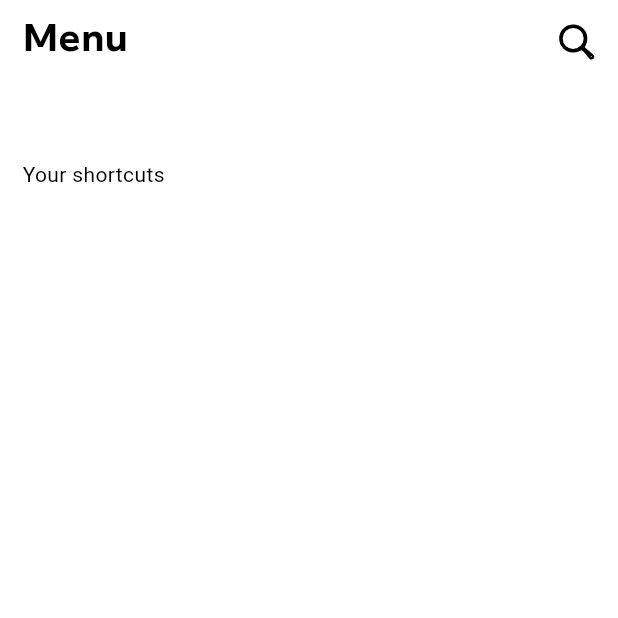
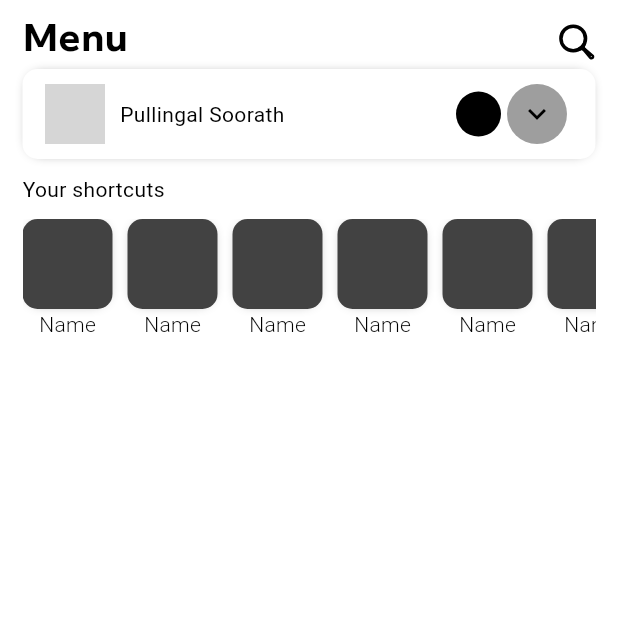
Before and after one commit to PullingalSoorath/Facebook-UI, a Flutter app: the MyProfile screen opened directly, on a phone screen of 412 x 824 dp, the top half of it. Run offline on Flutter 3.47's test engine with Material 3 defaults, Android fonts, the phone set to English and light mode, and no system bars; our stand-ins replace flutter_svg; network calls fail; grey boxes are pictures that could not be loaded.

Commit message:
updated Profile

```diff
--- a/lib/screen/tabs/profile.dart
+++ b/lib/screen/tabs/profile.dart
@@ -38,6 +38,17 @@ class MyProfile extends StatelessWidget {
             ),
             Container(
               decoration: BoxDecoration(
+                boxShadow: [
+                  BoxShadow(
+                    color: Theme.of(context).colorScheme.brightness ==
+                            Brightness.dark
+                        ? Colors.black
+                        : Colors.grey,
+                    blurRadius: 5,
+                    spreadRadius: -3,
+                    offset: const Offset(0, 0),
+                  ),
+                ],
                 borderRadius: BorderRadius.circular(10),
                 color:
                     Theme.of(context).colorScheme.brightness == Brightness.dark
@@ -45,13 +56,104 @@ class MyProfile extends StatelessWidget {
                         : Colors.white,
               ),
               height: 60,
+              child: Padding(
+                padding: const EdgeInsets.symmetric(
+                  horizontal: 15,
+                ),
+                child: Row(
+                  mainAxisAlignment: MainAxisAlignment.spaceBetween,
+                  children: [
+                    Row(
+                      children: [
+                        CircleAvatar(
+                          backgroundColor: Colors.grey[900],
+                          foregroundImage: const NetworkImage(
+                            'https://i.pinimg.com/736x/44/9d/88/449d888ffe68af55c7cfd1951ea617af.jpg',
+                          ),
+                        ),
+                        const SizedBox(
+                          width: 10,
+                        ),
+                        const Text(
+                          'Pullingal Soorath',
+                        )
+                      ],
+                    ),
+                    Row(
+                      children: [
+                        CircleAvatar(
+                          radius: 15,
+                        ),
+                        IconButton(
+                          style: ButtonStyle(
+                            backgroundColor:
+                                MaterialStatePropertyAll(Colors.grey),
+                          ),
+                          onPressed: () {},
+                          icon: const Icon(
+                            Icons.keyboard_arrow_down,
+                          ),
+                        ),
+                      ],
+                    )
+                  ],
+                ),
+              ),
             ),
-            Row(
+            const Row(
               children: [
-                Text(
-                  'Your shortcuts',
+                Padding(
+                  padding: EdgeInsets.symmetric(
+                    vertical: 10,
+                  ),
+                  child: Text(
+                    'Your shortcuts',
+                  ),
                 ),
               ],
+            ),
+            SizedBox(
+              height: 90,
+              child: ListView.separated(
+                itemBuilder: (context, index) {
+                  return Column(
+                    children: [
+                      Container(
+                        height: 60,
+                        width: 60,
+                        decoration: BoxDecoration(
+                          boxShadow: [
+                            BoxShadow(
+                              color: Theme.of(context).colorScheme.brightness ==
+                                      Brightness.dark
+                                  ? Colors.black
+                                  : Colors.grey,
+                              blurRadius: 5,
+                              spreadRadius: -3,
+                              offset: const Offset(0, 0),
+                            ),
+                          ],
+                          color: Colors.grey[800],
+                          borderRadius: BorderRadius.circular(10),
+                        ),
+                      ),
+                      const Text(
+                        'Name',
+                        style: TextStyle(
+                          fontWeight: FontWeight.w300,
+                        ),
+                      )
+                    ],
+                  );
+                },
+                separatorBuilder: (context, index) {
+                  return const SizedBox(
+                    width: 10,
+                  );
+                },
+                itemCount: 10,
+                scrollDirection: Axis.horizontal,
+              ),
             )
           ],
         ),
```
